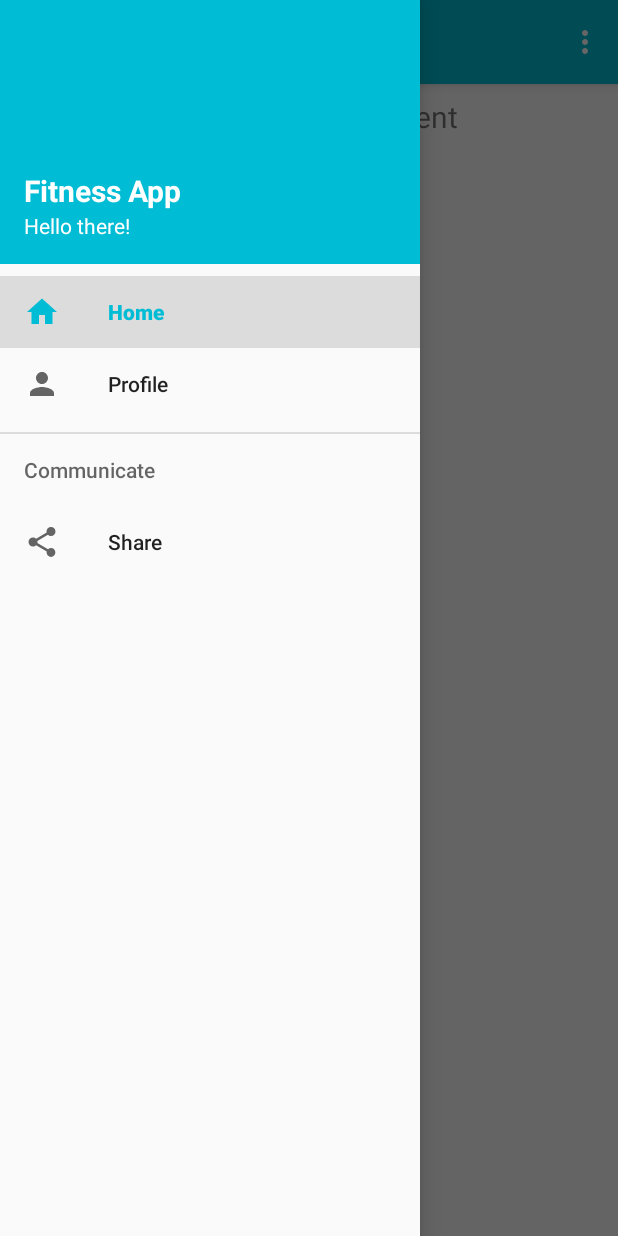
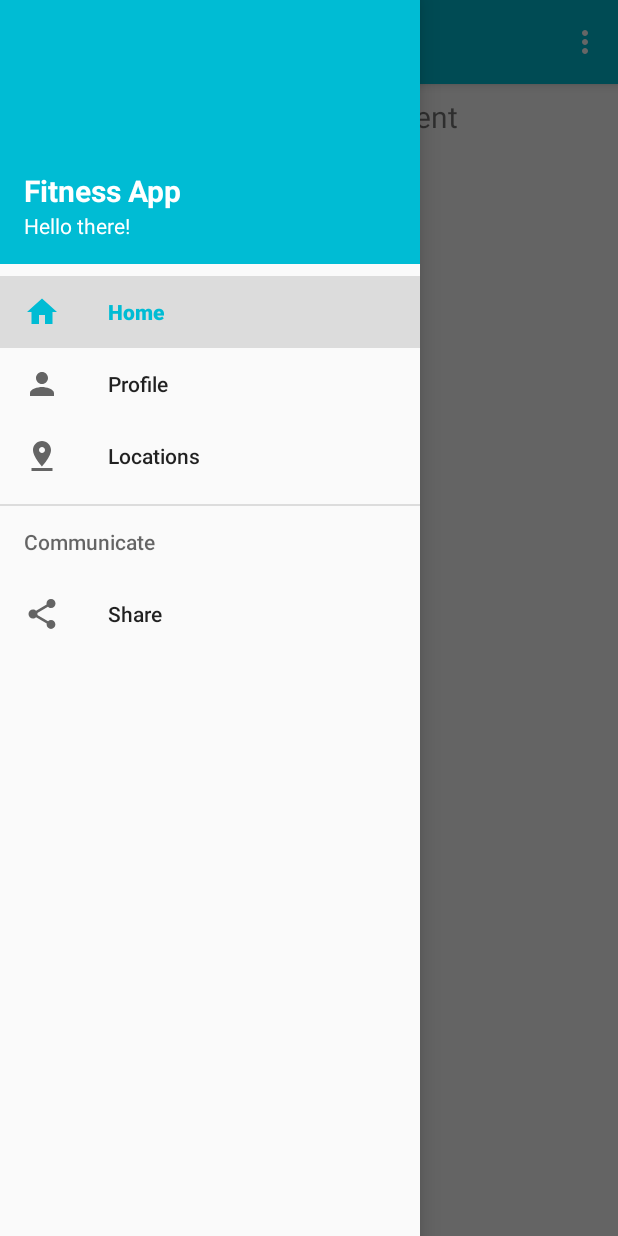
Before and after one commit to zuhura95/FitnessApp, an Android app: the screen it shows after launch once a user with an empty profile is signed in (HomeActivity), with the side drawer open, on a phone screen of 412 x 824 dp. Run offline under Robolectric (Android 15) with nearby library versions, the light colour scheme and no system bars; our stand-ins replace Firebase (no records; nobody signed in at launch, a user with empty details on screens opened directly), navigation-ui.

Commit message:
Locations map (to be contid..)

```diff
--- a/app/build.gradle
+++ b/app/build.gradle
@@ -45,6 +45,9 @@ dependencies {
     implementation 'com.google.firebase:firebase-auth:19.1.0'
 
     implementation 'com.google.android.gms:play-services-location:11.8.0'
+    implementation 'com.google.android.libraries.places:places:1.1.0'
+    implementation 'com.github.mancj:MaterialSearchBar:0.8.2'
+
 
 }
 apply plugin: 'com.google.gms.google-services'
--- a/app/src/main/java/com/example/fitnesssapp/HomeActivity.java
+++ b/app/src/main/java/com/example/fitnesssapp/HomeActivity.java
@@ -45,21 +45,12 @@ public class HomeActivity extends AppCompatActivity {
             startActivity(new Intent(HomeActivity.this, LoginActivity.class));
             finish();
         }
-//        FloatingActionButton fab = findViewById(R.id.fab);
-//        fab.setOnClickListener(new View.OnClickListener() {
-//            @Override
-//            public void onClick(View view) {
-//                Snackbar.make(view, "Replace with your own action", Snackbar.LENGTH_LONG)
-//                        .setAction("Action", null).show();
-//            }
-//        });
         DrawerLayout drawer = findViewById(R.id.drawer_layout);
         NavigationView navigationView = findViewById(R.id.nav_view);
         // Passing each menu ID as a set of Ids because each
         // menu should be considered as top level destinations.
         mAppBarConfiguration = new AppBarConfiguration.Builder(
-                R.id.nav_home, R.id.nav_gallery, R.id.nav_slideshow,
-                R.id.nav_tools, R.id.nav_share, R.id.nav_send)
+                R.id.nav_home, R.id.nav_gallery, R.id.nav_share, R.id.nav_locations)
                 .setDrawerLayout(drawer)
                 .build();
         NavController navController = Navigation.findNavController(this, R.id.nav_host_fragment);
--- /dev/null
+++ b/app/src/main/res/drawable/ic_pin.xml
@@ -0,0 +1,9 @@
+<vector xmlns:android="http://schemas.android.com/apk/res/android"
+        android:width="24dp"
+        android:height="24dp"
+        android:viewportWidth="24.0"
+        android:viewportHeight="24.0">
+    <path
+        android:fillColor="#FF000000"
+        android:pathData="M18,8c0,-3.31 -2.69,-6 -6,-6S6,4.69 6,8c0,4.5 6,11 6,11s6,-6.5 6,-11zM10,8c0,-1.1 0.9,-2 2,-2s2,0.9 2,2 -0.89,2 -2,2c-1.1,0 -2,-0.9 -2,-2zM5,20v2h14v-2L5,20z"/>
+</vector>
--- a/app/src/main/res/menu/activity_home_drawer.xml
+++ b/app/src/main/res/menu/activity_home_drawer.xml
@@ -12,6 +12,10 @@
             android:id="@+id/nav_gallery"
             android:icon="@drawable/ic_person"
             android:title="Profile" />
+        <item
+            android:id="@+id/nav_locations"
+            android:icon="@drawable/ic_pin"
+            android:title="Locations" />
 
     </group>
 
--- a/app/src/main/res/values/dimens.xml
+++ b/app/src/main/res/values/dimens.xml
@@ -1,8 +1,9 @@
 <resources>
     <!-- Default screen margins, per the Android Design guidelines. -->
-<!--    <dimen name="activity_horizontal_margin">16dp</dimen>-->
-<!--    <dimen name="activity_vertical_margin">16dp</dimen>-->
+    <!--    <dimen name="activity_horizontal_margin">16dp</dimen>-->
+    <!--    <dimen name="activity_vertical_margin">16dp</dimen>-->
     <dimen name="nav_header_vertical_spacing">8dp</dimen>
     <dimen name="nav_header_height">176dp</dimen>
 <!--    <dimen name="fab_margin">16dp</dimen>-->
+    <!--    <dimen name="fab_margin">16dp</dimen>-->
 </resources>
--- a/app/src/main/res/values/strings.xml
+++ b/app/src/main/res/values/strings.xml
@@ -21,5 +21,5 @@
     <string name="menu_tools">Tools</string>
     <string name="menu_share">Share</string>
     <string name="menu_send">Send</string>
-    <string name="title_activity_locations">Locations</string>
+    <string name="title_activity_locations">LocationsActivity</string>
 </resources>
--- a/app/src/main/res/values/styles.xml
+++ b/app/src/main/res/values/styles.xml
@@ -16,7 +16,7 @@
     <style name="AppTheme.AppBarOverlay" parent="ThemeOverlay.AppCompat.Dark.ActionBar" />
 
     <style name="AppTheme.PopupOverlay" parent="ThemeOverlay.AppCompat.Light" />
-<!--    Style for toolbar in Home page-->
+    <!--    Style for toolbar in Home page-->
 
     <style name="CustomActionBar" parent="@style/ThemeOverlay.AppCompat.Dark.ActionBar">
         <item name="android:windowActionBarOverlay">true</item>
--- a/build.gradle
+++ b/build.gradle
@@ -18,6 +18,7 @@ allprojects {
     repositories {
         google()
         jcenter()
+        maven { url "https://jitpack.io" }
 
 
     }
```
Also changed, not shown: app/src/main/AndroidManifest.xml (+15 -10 lines), app/src/main/java/com/example/fitnesssapp/Locations/LocationsActivity.java (added, +26 -0 lines), app/src/main/res/layout/activity_locations.xml (added, +27 -0 lines), app/src/main/res/layout/content_locations.xml (added, +31 -0 lines).
